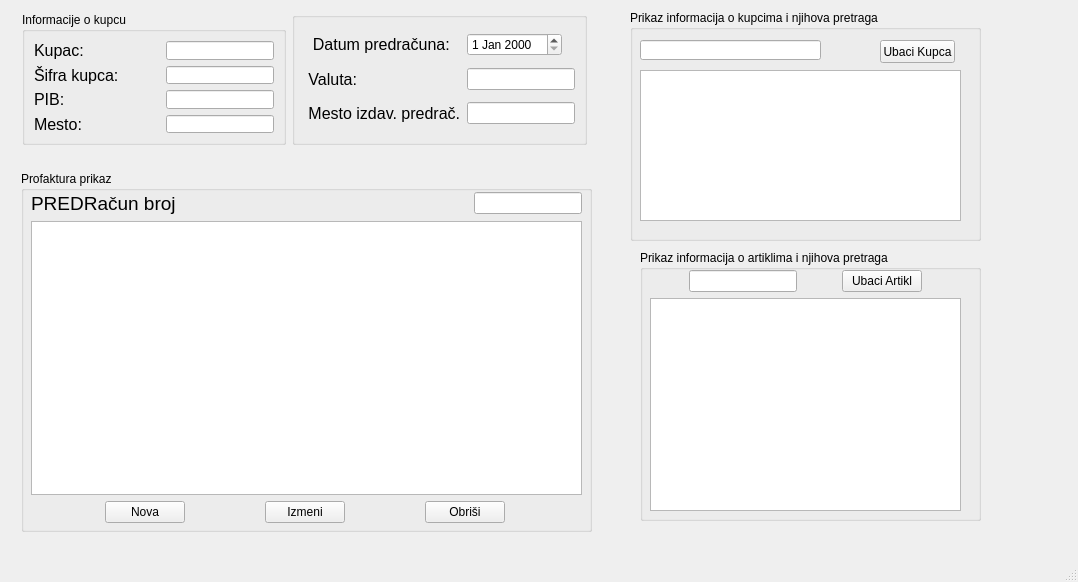
Before: the Qt Designer form formaprofaktura.ui in s-pab/Commercium, drawn with Qt 5.
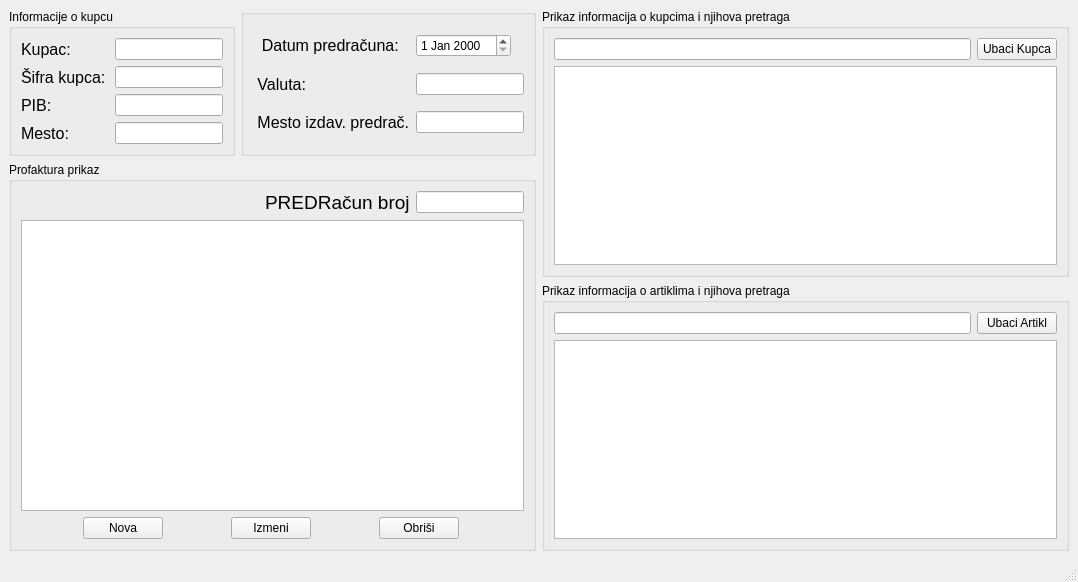
After: the same form once the commit is applied.

Commit message: forma profaktura

Diff of the .ui file:
```diff
--- a/formaprofaktura.ui
+++ b/formaprofaktura.ui
@@ -20,222 +20,10 @@
    <string>Profaktura</string>
   </property>
   <widget class="QWidget" name="centralwidget">
-   <widget class="QGroupBox" name="groupBox_2">
-    <property name="geometry">
-     <rect>
-      <x>21</x>
-      <y>171</y>
-      <width>571</width>
-      <height>361</height>
-     </rect>
-    </property>
-    <property name="title">
-     <string>Profaktura prikaz</string>
-    </property>
-    <widget class="QWidget" name="">
-     <property name="geometry">
-      <rect>
-       <x>10</x>
-       <y>21</y>
-       <width>551</width>
-       <height>331</height>
-      </rect>
-     </property>
-     <layout class="QVBoxLayout" name="verticalLayout_3">
+   <layout class="QHBoxLayout" name="horizontalLayout_6">
       <item>
-       <layout class="QVBoxLayout" name="verticalLayout">
+     <layout class="QVBoxLayout" name="verticalLayout_8">
         <item>
-         <layout class="QHBoxLayout" name="horizontalLayout">
-          <item>
-           <widget class="QLabel" name="label_9">
-            <property name="font">
-             <font>
-              <pointsize>14</pointsize>
-             </font>
-            </property>
-            <property name="text">
-             <string>PREDRačun broj</string>
-            </property>
-           </widget>
-          </item>
-          <item>
-           <widget class="QLineEdit" name="brojPredracuna">
-            <property name="sizePolicy">
-             <sizepolicy hsizetype="Fixed" vsizetype="Fixed">
-              <horstretch>0</horstretch>
-              <verstretch>0</verstretch>
-             </sizepolicy>
-            </property>
-           </widget>
-          </item>
-         </layout>
-        </item>
-        <item>
-         <widget class="QTableView" name="prikaz"/>
-        </item>
-       </layout>
-      </item>
-      <item>
-       <layout class="QHBoxLayout" name="horizontalLayout_3">
-        <item>
-         <widget class="QPushButton" name="nova">
-          <property name="sizePolicy">
-           <sizepolicy hsizetype="Fixed" vsizetype="Fixed">
-            <horstretch>0</horstretch>
-            <verstretch>0</verstretch>
-           </sizepolicy>
-          </property>
-          <property name="text">
-           <string>Nova</string>
-          </property>
-         </widget>
-        </item>
-        <item>
-         <widget class="QPushButton" name="izmeni">
-          <property name="sizePolicy">
-           <sizepolicy hsizetype="Fixed" vsizetype="Fixed">
-            <horstretch>0</horstretch>
-            <verstretch>0</verstretch>
-           </sizepolicy>
-          </property>
-          <property name="text">
-           <string>Izmeni</string>
-          </property>
-         </widget>
-        </item>
-        <item>
-         <widget class="QPushButton" name="obrisi">
-          <property name="sizePolicy">
-           <sizepolicy hsizetype="Fixed" vsizetype="Fixed">
-            <horstretch>0</horstretch>
-            <verstretch>0</verstretch>
-           </sizepolicy>
-          </property>
-          <property name="text">
-           <string>Obriši</string>
-          </property>
-         </widget>
-        </item>
-       </layout>
-      </item>
-     </layout>
-    </widget>
-    <zorder>prikaz</zorder>
-    <zorder>label_9</zorder>
-    <zorder>brojPredracuna</zorder>
-    <zorder></zorder>
-    <zorder></zorder>
-   </widget>
-   <widget class="QGroupBox" name="groupBox_3">
-    <property name="geometry">
-     <rect>
-      <x>640</x>
-      <y>250</y>
-      <width>341</width>
-      <height>271</height>
-     </rect>
-    </property>
-    <property name="title">
-     <string>Prikaz informacija o artiklima i njihova pretraga</string>
-    </property>
-    <widget class="QWidget" name="">
-     <property name="geometry">
-      <rect>
-       <x>10</x>
-       <y>20</y>
-       <width>311</width>
-       <height>241</height>
-      </rect>
-     </property>
-     <layout class="QVBoxLayout" name="verticalLayout_2">
-      <item>
-       <layout class="QHBoxLayout" name="horizontalLayout_2">
-        <item>
-         <widget class="QLineEdit" name="pretragaArtikl">
-          <property name="sizePolicy">
-           <sizepolicy hsizetype="Fixed" vsizetype="Fixed">
-            <horstretch>0</horstretch>
-            <verstretch>0</verstretch>
-           </sizepolicy>
-          </property>
-         </widget>
-        </item>
-        <item>
-         <widget class="QPushButton" name="ubaciArtikl">
-          <property name="sizePolicy">
-           <sizepolicy hsizetype="Fixed" vsizetype="Fixed">
-            <horstretch>0</horstretch>
-            <verstretch>0</verstretch>
-           </sizepolicy>
-          </property>
-          <property name="text">
-           <string>Ubaci Artikl</string>
-          </property>
-         </widget>
-        </item>
-       </layout>
-      </item>
-      <item>
-       <widget class="QTableView" name="twArtikli"/>
-      </item>
-     </layout>
-    </widget>
-   </widget>
-   <widget class="QGroupBox" name="groupBox_4">
-    <property name="geometry">
-     <rect>
-      <x>630</x>
-      <y>10</y>
-      <width>351</width>
-      <height>231</height>
-     </rect>
-    </property>
-    <property name="title">
-     <string>Prikaz informacija o kupcima i njihova pretraga</string>
-    </property>
-    <widget class="QTableView" name="tw">
-     <property name="geometry">
-      <rect>
-       <x>10</x>
-       <y>60</y>
-       <width>321</width>
-       <height>151</height>
-      </rect>
-     </property>
-    </widget>
-    <widget class="QLineEdit" name="pretragaKupaca">
-     <property name="geometry">
-      <rect>
-       <x>10</x>
-       <y>30</y>
-       <width>181</width>
-       <height>20</height>
-      </rect>
-     </property>
-    </widget>
-    <widget class="QPushButton" name="pushButton">
-     <property name="geometry">
-      <rect>
-       <x>250</x>
-       <y>30</y>
-       <width>75</width>
-       <height>23</height>
-      </rect>
-     </property>
-     <property name="text">
-      <string>Ubaci Kupca</string>
-     </property>
-    </widget>
-   </widget>
-   <widget class="QWidget" name="">
-    <property name="geometry">
-     <rect>
-      <x>22</x>
-      <y>12</y>
-      <width>565</width>
-      <height>133</height>
-     </rect>
-    </property>
     <layout class="QGridLayout" name="gridLayout_3">
      <item row="0" column="0">
       <widget class="QGroupBox" name="informacijeKupac">
@@ -410,7 +198,185 @@
       </widget>
      </item>
     </layout>
-   </widget>
+      </item>
+      <item>
+       <widget class="QGroupBox" name="groupBox_2">
+        <property name="title">
+         <string>Profaktura prikaz</string>
+        </property>
+        <layout class="QVBoxLayout" name="verticalLayout_7">
+         <item>
+          <layout class="QVBoxLayout" name="verticalLayout_3">
+           <item>
+            <layout class="QVBoxLayout" name="verticalLayout">
+             <item>
+              <layout class="QHBoxLayout" name="horizontalLayout">
+               <item>
+                <spacer name="horizontalSpacer">
+                 <property name="orientation">
+                  <enum>Qt::Horizontal</enum>
+                 </property>
+                 <property name="sizeHint" stdset="0">
+                  <size>
+                   <width>40</width>
+                   <height>20</height>
+                  </size>
+                 </property>
+                </spacer>
+               </item>
+               <item>
+                <widget class="QLabel" name="label_9">
+                 <property name="font">
+                  <font>
+                   <pointsize>14</pointsize>
+                  </font>
+                 </property>
+                 <property name="layoutDirection">
+                  <enum>Qt::RightToLeft</enum>
+                 </property>
+                 <property name="text">
+                  <string>PREDRačun broj</string>
+                 </property>
+                </widget>
+               </item>
+               <item>
+                <widget class="QLineEdit" name="brojPredracuna">
+                 <property name="sizePolicy">
+                  <sizepolicy hsizetype="Fixed" vsizetype="Fixed">
+                   <horstretch>0</horstretch>
+                   <verstretch>0</verstretch>
+                  </sizepolicy>
+                 </property>
+                </widget>
+               </item>
+              </layout>
+             </item>
+             <item>
+              <widget class="QTableView" name="prikaz"/>
+             </item>
+            </layout>
+           </item>
+           <item>
+            <layout class="QHBoxLayout" name="horizontalLayout_3">
+             <item>
+              <widget class="QPushButton" name="nova">
+               <property name="sizePolicy">
+                <sizepolicy hsizetype="Fixed" vsizetype="Fixed">
+                 <horstretch>0</horstretch>
+                 <verstretch>0</verstretch>
+                </sizepolicy>
+               </property>
+               <property name="text">
+                <string>Nova</string>
+               </property>
+              </widget>
+             </item>
+             <item>
+              <widget class="QPushButton" name="izmeni">
+               <property name="sizePolicy">
+                <sizepolicy hsizetype="Fixed" vsizetype="Fixed">
+                 <horstretch>0</horstretch>
+                 <verstretch>0</verstretch>
+                </sizepolicy>
+               </property>
+               <property name="text">
+                <string>Izmeni</string>
+               </property>
+              </widget>
+             </item>
+             <item>
+              <widget class="QPushButton" name="obrisi">
+               <property name="sizePolicy">
+                <sizepolicy hsizetype="Fixed" vsizetype="Fixed">
+                 <horstretch>0</horstretch>
+                 <verstretch>0</verstretch>
+                </sizepolicy>
+               </property>
+               <property name="text">
+                <string>Obriši</string>
+               </property>
+              </widget>
+             </item>
+            </layout>
+           </item>
+          </layout>
+         </item>
+        </layout>
+       </widget>
+      </item>
+     </layout>
+    </item>
+    <item>
+     <layout class="QVBoxLayout" name="verticalLayout_6">
+      <item>
+       <widget class="QGroupBox" name="groupBox_4">
+        <property name="title">
+         <string>Prikaz informacija o kupcima i njihova pretraga</string>
+        </property>
+        <layout class="QHBoxLayout" name="horizontalLayout_5">
+         <item>
+          <layout class="QVBoxLayout" name="verticalLayout_5">
+           <item>
+            <layout class="QHBoxLayout" name="horizontalLayout_4">
+             <item>
+              <widget class="QLineEdit" name="pretragaKupaca"/>
+             </item>
+             <item>
+              <widget class="QPushButton" name="pushButton">
+               <property name="text">
+                <string>Ubaci Kupca</string>
+               </property>
+              </widget>
+             </item>
+            </layout>
+           </item>
+           <item>
+            <widget class="QTableView" name="tw"/>
+           </item>
+          </layout>
+         </item>
+        </layout>
+       </widget>
+      </item>
+      <item>
+       <widget class="QGroupBox" name="groupBox_3">
+        <property name="title">
+         <string>Prikaz informacija o artiklima i njihova pretraga</string>
+        </property>
+        <layout class="QVBoxLayout" name="verticalLayout_4">
+         <item>
+          <layout class="QVBoxLayout" name="verticalLayout_2">
+           <item>
+            <layout class="QHBoxLayout" name="horizontalLayout_2">
+             <item>
+              <widget class="QLineEdit" name="pretragaArtikl"/>
+             </item>
+             <item>
+              <widget class="QPushButton" name="ubaciArtikl">
+               <property name="sizePolicy">
+                <sizepolicy hsizetype="Fixed" vsizetype="Fixed">
+                 <horstretch>0</horstretch>
+                 <verstretch>0</verstretch>
+                </sizepolicy>
+               </property>
+               <property name="text">
+                <string>Ubaci Artikl</string>
+               </property>
+              </widget>
+             </item>
+            </layout>
+           </item>
+           <item>
+            <widget class="QTableView" name="twArtikli"/>
+           </item>
+          </layout>
+         </item>
+        </layout>
+       </widget>
+      </item>
+     </layout>
+    </item>
+   </layout>
   </widget>
   <widget class="QMenuBar" name="menubar">
    <property name="geometry">
```
Lines whose indentation alone changed are shown as unchanged.
